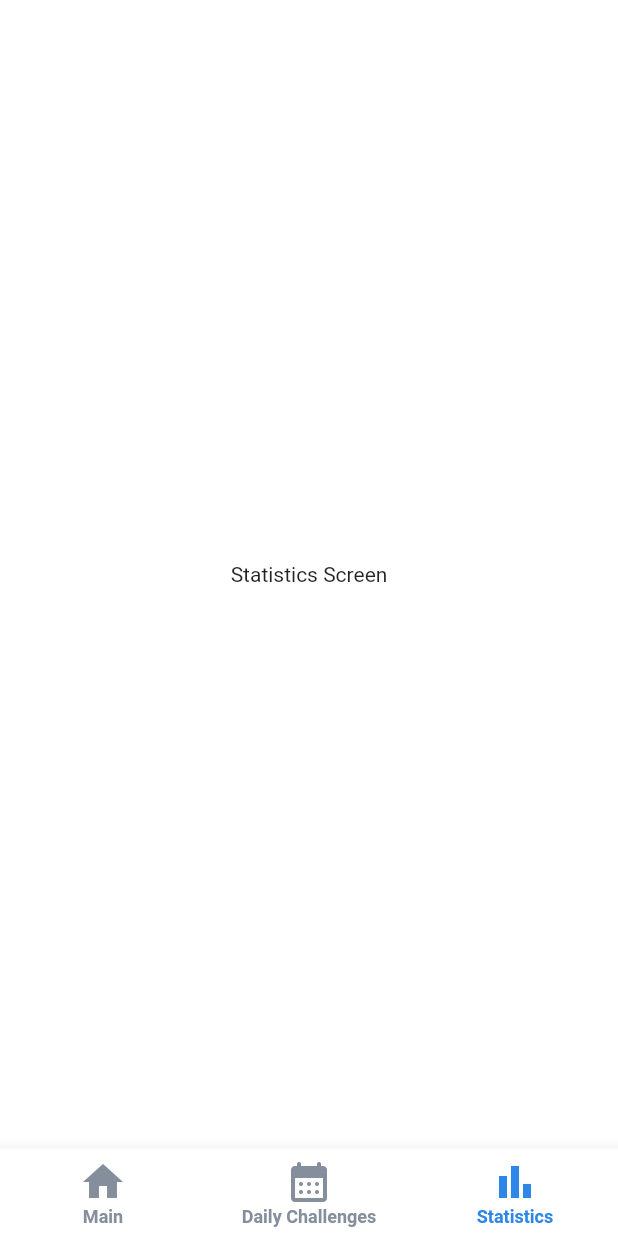
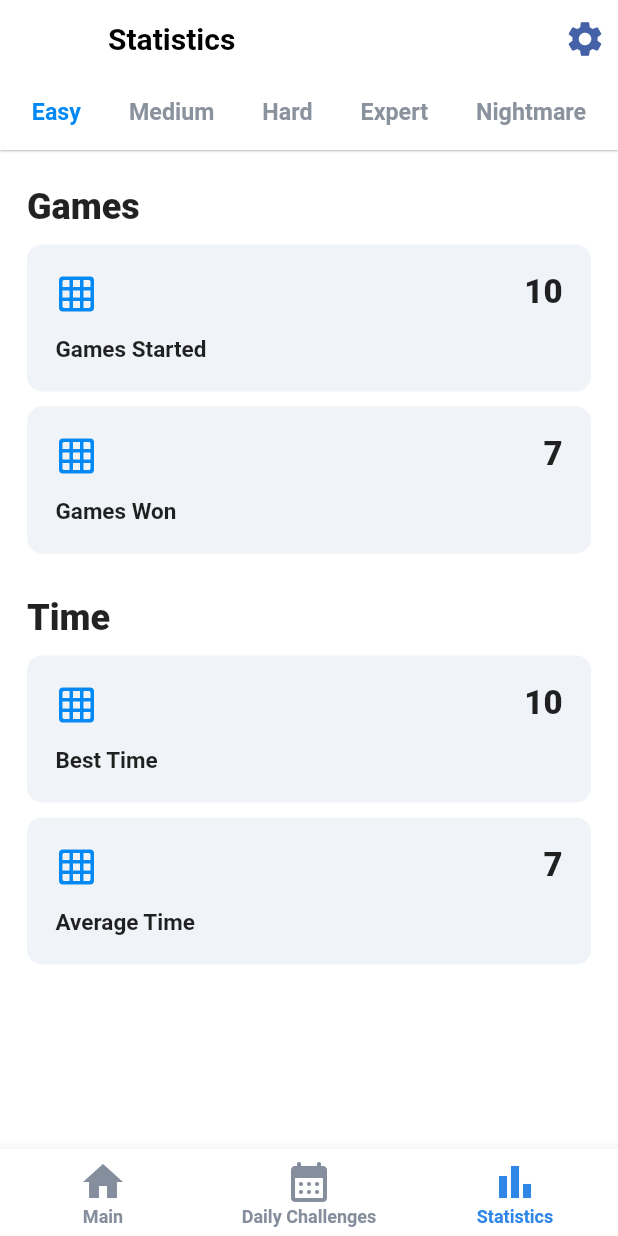
Before and after one commit to recepsenoglu/Flutter_Sudoku, a Flutter app: the screen it shows after launch, item 3 of the bottom bar chosen, on a phone screen of 412 x 824 dp. Run offline on Flutter 3.47's test engine with Material 2 defaults, Android fonts, the phone set to English and light mode, and no system bars.

Commit message:
statistic page created but not finished

```diff
--- a/lib/constant/app_strings.dart
+++ b/lib/constant/app_strings.dart
@@ -30,6 +30,7 @@ class Strings {
 
   // Modal Bottom Sheet
   static const restart = 'Restart';
+  static const cancel = 'Cancel';
 
   // Navigation Bar
   static const main = 'Main';
@@ -39,4 +40,10 @@ class Strings {
   // Main Screen
   static const gameTitle = 'Flutter Sudoku';
   static const continueGame = 'Continue Game';
+
+  // Statistics Screen
+  static const games = 'Games';
+  static const streaks = 'Streaks';
+  static const resetStatistics = 'Reset Statistics';
+
 }
--- a/lib/constant/enums.dart
+++ b/lib/constant/enums.dart
@@ -1 +1,3 @@
 enum Difficulty { Easy, Medium, Hard, Expert, Nightmare }
+
+enum TimeInterval { Today, This_week, This_month, This_year, All_time }
--- a/lib/constant/game_constants.dart
+++ b/lib/constant/game_constants.dart
@@ -7,6 +7,14 @@ class GameSettings {
         Difficulty.Hard,
         Difficulty.Expert,
         Difficulty.Nightmare
+      ];
+
+  static List<TimeInterval> get getTimeIntervals => [
+        TimeInterval.Today,
+        TimeInterval.This_week,
+        TimeInterval.This_month,
+        TimeInterval.This_year,
+        TimeInterval.All_time,
       ];
 
   static int amountOfNumbersGiven(Difficulty difficulty) {
--- a/lib/main.dart
+++ b/lib/main.dart
@@ -1,5 +1,5 @@
 import 'package:flutter/material.dart';
-import 'package:flutter_sudoku/services/navigation_service.dart';
+import 'package:flutter_sudoku/services/routes.dart';
 
 void main() {
   runApp(const MyApp());
--- /dev/null
+++ b/lib/models/statistic_model.dart
@@ -0,0 +1,9 @@
+class StatisticModel {
+  final String title;
+  final int value;
+
+  StatisticModel({
+    required this.title,
+    required this.value,
+  });
+}
--- a/lib/screens/game_screen/game_screen.dart
+++ b/lib/screens/game_screen/game_screen.dart
@@ -4,6 +4,7 @@ import 'package:flutter_sudoku/constant/app_strings.dart';
 import 'package:flutter_sudoku/constant/enums.dart';
 import 'package:flutter_sudoku/models/cell_model.dart';
 import 'package:flutter_sudoku/screens/game_screen/game_screen_provider.dart';
+import 'package:flutter_sudoku/services/routes.dart';
 import 'package:flutter_sudoku/utils/app_colors.dart';
 import 'package:flutter_sudoku/utils/extensions.dart';
 import 'package:flutter_sudoku/utils/text_styles.dart';
@@ -404,8 +405,12 @@ class GameAppBar extends StatelessWidget with PreferredSizeWidget {
         Strings.appBarTitle,
         style: AppTextStyles.appBarTitle,
       ),
-      leading:
-          AppBarActionButton(icon: Icons.arrow_back_ios_new, onPressed: () {}),
+      leading: AppBarActionButton(
+        icon: Icons.arrow_back_ios_new,
+        onPressed: () {
+          Routes.goTo(Routes.navigationBar);
+        },
+      ),
       actions: [
         AppBarActionButton(
           icon: Icons.palette_outlined,
--- a/lib/screens/game_screen/game_screen_provider.dart
+++ b/lib/screens/game_screen/game_screen_provider.dart
@@ -25,6 +25,15 @@ class GameScreenProvider with ChangeNotifier {
 
   bool gamePaused = false;
   bool gameOver = false;
+
+  bool _mounted = false;
+  bool get mounted => _mounted;
+
+  @override
+  void dispose() {
+    super.dispose();
+    _mounted = true;
+  }
 
   GameScreenProvider({this.difficulty = Difficulty.Easy}) {
     _init();
@@ -106,7 +115,7 @@ class GameScreenProvider with ChangeNotifier {
 
   void _startTimer() {
     Timer.periodic(const Duration(seconds: 1), (timer) {
-      if (gamePaused || gameOver) {
+      if (gamePaused || gameOver || _mounted) {
         timer.cancel();
         return;
       }
--- a/lib/screens/main_screen/main_screen.dart
+++ b/lib/screens/main_screen/main_screen.dart
@@ -22,6 +22,7 @@ class MainScreen extends StatelessWidget {
         toolbarHeight: 52,
         backgroundColor: AppColors.mainScreenBg,
         systemOverlayStyle: SystemUiOverlayStyle.dark,
+        leading: const SizedBox.shrink(),
         actions: [
           AppBarActionButton(
               icon: Icons.emoji_events_outlined, onPressed: () {}),
@@ -114,7 +115,7 @@ class ChallengeAndEvents extends StatelessWidget {
     return Container(
       height: 190,
       width: double.infinity,
-      color: Colors.black,
+      decoration: BoxDecoration(border: Border.all()),
     );
   }
 }
--- a/lib/screens/main_screen/main_screen_provider.dart
+++ b/lib/screens/main_screen/main_screen_provider.dart
@@ -1,6 +1,6 @@
 import 'package:flutter/material.dart';
 import 'package:flutter_sudoku/constant/enums.dart';
-import 'package:flutter_sudoku/services/navigation_service.dart';
+import 'package:flutter_sudoku/services/routes.dart';
 import 'package:flutter_sudoku/widgets/modal_bottom_sheet/modal_bottom_sheets.dart';
 
 class MainScreenProvider with ChangeNotifier {
--- a/lib/screens/navigation_bar/navigation_bar_screen.dart
+++ b/lib/screens/navigation_bar/navigation_bar_screen.dart
@@ -1,6 +1,7 @@
 import 'package:flutter/material.dart';
 import 'package:flutter_sudoku/constant/app_strings.dart';
 import 'package:flutter_sudoku/screens/main_screen/main_screen.dart';
+import 'package:flutter_sudoku/screens/statistics_screen/statistics_screen.dart';
 import 'package:flutter_sudoku/utils/app_colors.dart';
 import 'package:flutter_sudoku/utils/text_styles.dart';
 
@@ -17,9 +18,7 @@ class _NavigationBarScreenState extends State<NavigationBarScreen> {
     const Center(
       child: Text('Daily Challenges Screen'),
     ),
-    const Center(
-      child: Text('Statistics Screen'),
-    ),
+    const StatisticsScreen(),
   ];
 
   int _selectedIndex = 0;
--- /dev/null
+++ b/lib/screens/statistics_screen/statistics_screen.dart
@@ -0,0 +1,203 @@
+import 'package:flutter/material.dart';
+import 'package:flutter/services.dart';
+import 'package:flutter_sudoku/constant/app_strings.dart';
+import 'package:flutter_sudoku/constant/enums.dart';
+import 'package:flutter_sudoku/constant/game_constants.dart';
+import 'package:flutter_sudoku/models/statistic_model.dart';
+import 'package:flutter_sudoku/screens/statistics_screen/statistics_screen_provider.dart';
+import 'package:flutter_sudoku/utils/app_colors.dart';
+import 'package:flutter_sudoku/utils/text_styles.dart';
+import 'package:flutter_sudoku/widgets/appbar_action_button.dart';
+import 'package:provider/provider.dart';
+
+class StatisticsScreen extends StatelessWidget {
+  const StatisticsScreen({super.key});
+
+  @override
+  Widget build(BuildContext context) {
+    final List<Difficulty> difficulties = GameSettings.getDifficulties;
+
+    return DefaultTabController(
+      length: difficulties.length,
+      child: ChangeNotifierProvider<StatisticsScreenProvider>(
+        create: (context) => StatisticsScreenProvider(),
+        child:
+            Consumer<StatisticsScreenProvider>(builder: (context, provider, _) {
+          return Scaffold(
+            backgroundColor: AppColors.background,
+            appBar:
+                StatisticsAppBar(onTimeInterval: provider.changeTimeInterval),
+            body: TabBarView(
+                children: List.generate(
+                    difficulties.length,
+                    (index) => Statistics(
+                        difficulty: difficulties[index], provider: provider))),
+          );
+        }),
+      ),
+    );
+  }
+}
+
+class Statistics extends StatelessWidget {
+  const Statistics({
+    required this.difficulty,
+    required this.provider,
+    super.key,
+  });
+
+  final Difficulty difficulty;
+  final StatisticsScreenProvider provider;
+
+  @override
+  Widget build(BuildContext context) {
+    return SingleChildScrollView(
+      padding: const EdgeInsets.symmetric(horizontal: 18, vertical: 12),
+      child: Column(
+        crossAxisAlignment: CrossAxisAlignment.start,
+        children: [
+          StatisticsGroup(
+            title: Strings.games,
+            statistics: [
+              StatisticModel(title: 'Games Started', value: 10),
+              StatisticModel(title: 'Games Won', value: 7),
+            ],
+          ),
+          StatisticsGroup(
+            title: Strings.time,
+            statistics: [
+              StatisticModel(title: 'Best Time', value: 10),
+              StatisticModel(title: 'Average Time', value: 7),
+            ],
+          ),
+        ],
+      ),
+    );
+  }
+}
+
+class StatisticsGroup extends StatelessWidget {
+  const StatisticsGroup({
+    required this.title,
+    required this.statistics,
+    super.key,
+  });
+
+  final String title;
+  final List<StatisticModel> statistics;
+
+  @override
+  Widget build(BuildContext context) {
+    return Padding(
+      padding: const EdgeInsets.symmetric(vertical: 12),
+      child: Column(
+        crossAxisAlignment: CrossAxisAlignment.start,
+        children: [
+          Text(
+            title,
+            style: AppTextStyles.statisticsGroupTitle,
+          ),
+          const SizedBox(height: 6),
+          Column(
+            children: List.generate(
+              statistics.length,
+              (index) {
+                return StatisticCard(statisticModel: statistics[index]);
+              },
+            ),
+          )
+        ],
+      ),
+    );
+  }
+}
+
+class StatisticCard extends StatelessWidget {
+  const StatisticCard({
+    required this.statisticModel,
+    super.key,
+  });
+
+  final StatisticModel statisticModel;
+
+  @override
+  Widget build(BuildContext context) {
+    return Container(
+      width: double.infinity,
+      margin: const EdgeInsets.symmetric(vertical: 5),
+      padding: const EdgeInsets.all(19),
+      decoration: BoxDecoration(
+        color: AppColors.statisticsCard,
+        borderRadius: BorderRadius.circular(10),
+      ),
+      child: Row(
+        mainAxisAlignment: MainAxisAlignment.spaceBetween,
+        crossAxisAlignment: CrossAxisAlignment.start,
+        children: [
+          Column(
+            crossAxisAlignment: CrossAxisAlignment.start,
+            children: [
+              Icon(
+                Icons.grid_on_rounded,
+                color: AppColors.roundedButton,
+                size: 28,
+              ),
+              const SizedBox(height: 14),
+              Text(
+                statisticModel.title,
+                style: AppTextStyles.statisticsCardTitle,
+              ),
+            ],
+          ),
+          Text(
+            statisticModel.value.toString(),
+            style: AppTextStyles.statisticsCardValue,
+          ),
+        ],
+      ),
+    );
+  }
+}
+
+class StatisticsAppBar extends StatelessWidget with PreferredSizeWidget {
+  const StatisticsAppBar({
+    required this.onTimeInterval,
+    super.key,
+  });
+
+  final Function() onTimeInterval;
+
+  @override
+  Widget build(BuildContext context) {
+    return AppBar(
+      elevation: 0.5,
+      backgroundColor: AppColors.appBarBackground,
+      systemOverlayStyle: SystemUiOverlayStyle.dark,
+      title: Text(Strings.statistics, style: AppTextStyles.statisticsTitle),
+      leading: const SizedBox.shrink(),
+      actions: [
+        AppBarActionButton(
+          icon: Icons.settings,
+          onPressed: onTimeInterval,
+        ),
+      ],
+      bottom: TabBar(
+          labelColor: AppColors.roundedButton,
+          unselectedLabelColor: AppColors.greyColor,
+          labelStyle:
+              const TextStyle(fontSize: 15.5, fontWeight: FontWeight.bold),
+          indicatorColor: Colors.transparent,
+          isScrollable: true,
+          tabs: List.generate(
+              GameSettings.getDifficulties.length,
+              (index) => Tab(
+                      child: Text(
+                    GameSettings.getDifficulties[index].name,
+                    textAlign: TextAlign.left,
+                  )))),
+    );
+  }
+
+  @override
+  Size get preferredSize => const Size.fromHeight(100);
+}
--- /dev/null
+++ b/lib/screens/statistics_screen/statistics_screen_provider.dart
@@ -0,0 +1,17 @@
+import 'package:flutter/material.dart';
+import 'package:flutter_sudoku/constant/enums.dart';
+import 'package:flutter_sudoku/widgets/modal_bottom_sheet/modal_bottom_sheets.dart';
+
+class StatisticsScreenProvider with ChangeNotifier {
+  TimeInterval timeInterval = TimeInterval.All_time;
+
+  Future<void> changeTimeInterval() async {
+    TimeInterval? selectedTimeInterval =
+        await ModalBottomSheets.chooseTimeInterval(timeInterval);
+
+    if (selectedTimeInterval != null) {
+      timeInterval = selectedTimeInterval;
+      notifyListeners();
+    }
+  }
+}
--- a/lib/services/navigation_service.dart
+++ b/lib/services/routes.dart
@@ -2,12 +2,14 @@ import 'package:flutter/material.dart';
 import 'package:flutter_sudoku/constant/enums.dart';
 import 'package:flutter_sudoku/screens/game_screen/game_screen.dart';
 import 'package:flutter_sudoku/screens/navigation_bar/navigation_bar_screen.dart';
+import 'package:flutter_sudoku/screens/statistics_screen/statistics_screen.dart';
 
 class Routes {
   static GlobalKey<NavigatorState> navigatorKey = GlobalKey<NavigatorState>();
 
   static const String navigationBar = '/navigation_bar';
   static const String gameScreen = '/game_screen';
+  static const String statisticsScreen = '/statistics_screen';
 
   static Route<dynamic>? generateRoute(RouteSettings settings) {
     final args = settings.arguments;
@@ -19,6 +21,9 @@ class Routes {
       case gameScreen:
         return MaterialPageRoute(
             builder: (_) => GameScreen(difficulty: args as Difficulty));
+
+      case statisticsScreen:
+        return MaterialPageRoute(builder: (_) => const StatisticsScreen());
 
       default:
         return _errorRoute();
--- a/lib/utils/app_colors.dart
+++ b/lib/utils/app_colors.dart
@@ -61,6 +61,12 @@ class AppColors {
 
   static const _mainScreenBg = Color(0xFFF6F7F9);
 
+  static const _statisticsTitle = Colors.black;
+
+  static const _statisticsCard = Color(0xFFF0F3F8);
+  static const _statisticsUp = Color(0xFF3DC161);
+  static const _statisticsDown = Color(0xFFFF3A2F);
+
   static get primary => _primary;
 
   static get appBarBackground => _appBarBackground;
@@ -122,4 +128,9 @@ class AppColors {
   static get navigationBarItemPassive => _navigationBarItemPassive;
 
   static get mainScreenBg => _mainScreenBg;
+
+  static get statisticsTitle => _statisticsTitle;
+  static get statisticsCard => _statisticsCard;
+  static get statisticsUp => _statisticsUp;
+  static get statisticsDown => _statisticsDown;
 }
--- a/lib/utils/text_styles.dart
+++ b/lib/utils/text_styles.dart
@@ -102,6 +102,20 @@ class AppTextStyles {
     fontWeight: FontWeight.bold,
   );
 
+  static final _statisticsTitle = TextStyle(
+    color: AppColors.statisticsTitle,
+    fontWeight: FontWeight.bold,
+  );
+
+  static const _statisticsGroupTitle =
+      TextStyle(fontSize: 24, fontWeight: FontWeight.w800);
+
+  static const _statisticsCardValue =
+      TextStyle(fontSize: 22, fontWeight: FontWeight.w800);
+
+  static const _statisticsCardTitle =
+      TextStyle(fontSize: 15, fontWeight: FontWeight.bold);
+
   static TextStyle get appBarTitle => _appBarTitle;
 
   static TextStyle get gameInfoTitle => _gameInfoTitle;
@@ -132,4 +146,9 @@ class AppTextStyles {
   static TextStyle get navigationBarItemLabel => _navigationBarItemLabel;
 
   static TextStyle get mainScreenTitle => _mainScreenTitle;
+
+  static TextStyle get statisticsTitle => _statisticsTitle;
+  static TextStyle get statisticsGroupTitle => _statisticsGroupTitle;
+  static TextStyle get statisticsCardValue => _statisticsCardValue;
+  static TextStyle get statisticsCardTitle => _statisticsCardTitle;
 }
--- a/lib/utils/utils.dart
+++ b/lib/utils/utils.dart
@@ -5,6 +5,10 @@ import 'package:flutter_sudoku/models/cell_model.dart';
 import 'package:flutter_sudoku/models/cell_position_model.dart';
 import 'package:flutter_sudoku/utils/app_colors.dart';
 import 'package:flutter_sudoku/utils/text_styles.dart';
+
+String removeUnderscore(String text) {
+  return text.replaceAll(RegExp(r'_'), ' ');
+}
 
 int generateRandomNumber({required Set<int> exclude}) {
   List<int> numberList = List<int>.from([1, 2, 3, 4, 5, 6, 7, 8, 9]);
--- a/lib/widgets/modal_bottom_sheet/modal_bottom_sheets.dart
+++ b/lib/widgets/modal_bottom_sheet/modal_bottom_sheets.dart
@@ -3,11 +3,33 @@ import 'package:flutter_sudoku/constant/app_strings.dart';
 import 'package:flutter_sudoku/constant/enums.dart';
 import 'package:flutter_sudoku/constant/game_constants.dart';
 import 'package:flutter_sudoku/models/option_button_model.dart';
-import 'package:flutter_sudoku/services/navigation_service.dart';
+import 'package:flutter_sudoku/services/routes.dart';
 import 'package:flutter_sudoku/utils/app_colors.dart';
+import 'package:flutter_sudoku/utils/utils.dart';
 import 'package:flutter_sudoku/widgets/widget_divider.dart';
 
 class ModalBottomSheets {
+  static Future<dynamic> chooseTimeInterval(TimeInterval timeInterval) async {
+    List<TimeInterval> options = GameSettings.getTimeIntervals;
+
+    options.add(timeInterval);
+
+    return await _showOptions(
+        options: List.generate(
+      options.length,
+      (index) => OptionButtonModel(
+        title: index == options.length - 1
+            ? Strings.cancel
+            : removeUnderscore(options[index].name),
+        selected: options[index].name == timeInterval.name &&
+            index != options.length - 1,
+        onTap: () {
+          return options[index];
+        },
+      ),
+    ));
+  }
+
   static Future<dynamic> chooseDifficulty(
       {Difficulty? restartDifficulty}) async {
     List<Difficulty> options = GameSettings.getDifficulties;
@@ -84,9 +106,12 @@ class ModalBottomSheets {
                           if (leading) ...[
                             SizedBox(
                               width: leadingWidth,
-                              child: Center(
-                                child: Icon(Icons.done,
-                                    color: AppColors.roundedButton),
+                              child: Visibility(
+                                visible: optionButton.selected,
+                                child: Center(
+                                  child: Icon(Icons.done,
+                                      color: AppColors.roundedButton),
+                                ),
                               ),
                             ),
                           ],
--- a/lib/widgets/popups.dart
+++ b/lib/widgets/popups.dart
@@ -1,7 +1,7 @@
 import 'package:flutter/material.dart';
 import 'package:flutter_sudoku/constant/app_strings.dart';
 import 'package:flutter_sudoku/constant/enums.dart';
-import 'package:flutter_sudoku/services/navigation_service.dart';
+import 'package:flutter_sudoku/services/routes.dart';
 import 'package:flutter_sudoku/utils/app_colors.dart';
 import 'package:flutter_sudoku/utils/text_styles.dart';
 import 'package:flutter_sudoku/widgets/button/rounded_button/rounded_button.dart';
```
